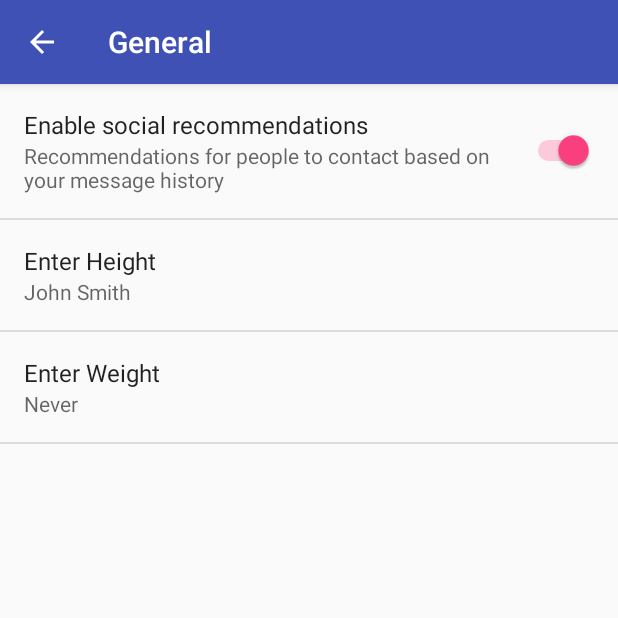
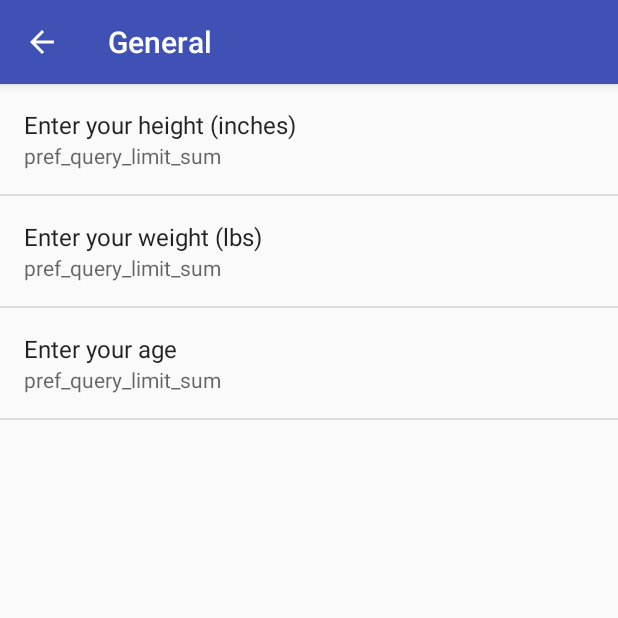
Before and after one commit to NicoleMuzquiz/461L-Project, an Android app: the DefaultSettingsActivity screen opened directly, with no data from a screen before it, after a tap on "General", on a phone screen of 412 x 824 dp, the top half of it. Run offline under Robolectric (Android 15) with nearby library versions, the phone set to English and light mode, and no system bars; 2 statements that could not run were skipped.

Commit message:
Editing Settings Page

```diff
--- a/SwoleMates/app/src/main/res/xml/pref_general.xml
+++ b/SwoleMates/app/src/main/res/xml/pref_general.xml
@@ -1,34 +1,40 @@
 <PreferenceScreen xmlns:android="http://schemas.android.com/apk/res/android">
 
-    <SwitchPreference
+<!--    <SwitchPreference
         android:defaultValue="true"
         android:disableDependentsState="true"
         android:key="example_switch"
         android:summary="@string/pref_description_social_recommendations"
-        android:title="@string/pref_title_social_recommendations" />
+        android:title="@string/pref_title_social_recommendations" />-->
 
     <!-- NOTE: EditTextPreference accepts EditText attributes. -->
     <!-- NOTE: EditTextPreference's summary should be set to its value by the activity code. -->
     <EditTextPreference
-        android:capitalize="words"
-        android:defaultValue="@string/pref_default_display_name"
-        android:inputType="textCapWords"
-        android:key="example_text"
-        android:maxLines="1"
-        android:selectAllOnFocus="true"
-        android:singleLine="true"
-        android:title="Enter Height" />
+        android:defaultValue="70"
+        android:dialogTitle="pref_query_limit"
+        android:inputType="number"
+        android:key="pref_query_limit"
+        android:summary="pref_query_limit_sum"
+        android:title="Enter your height (inches)" />
+
+    <EditTextPreference
+        android:defaultValue="150"
+        android:dialogTitle="pref_query_limit"
+        android:inputType="number"
+        android:key="pref_query_limit"
+        android:summary="pref_query_limit_sum"
+        android:title="Enter your weight (lbs)" />
+
+
+    <EditTextPreference
+        android:defaultValue="20"
+        android:dialogTitle="pref_query_limit"
+        android:inputType="number"
+        android:key="pref_query_limit"
+        android:summary="pref_query_limit_sum"
+        android:title="Enter your age" />
 
     <!-- NOTE: Hide buttons to simplify the UI. Users can touch outside the dialog to
          dismiss it. -->
-    <!-- NOTE: ListPreference's summary should be set to its value by the activity code. -->
-    <ListPreference
-        android:defaultValue="-1"
-        android:entries="@array/pref_example_list_titles"
-        android:entryValues="@array/pref_example_list_values"
-        android:key="example_list"
-        android:negativeButtonText="@null"
-        android:positiveButtonText="@null"
-        android:title="Enter Weight" />
 
 </PreferenceScreen>
--- a/SwoleMates/app/src/main/res/xml/pref_headers.xml
+++ b/SwoleMates/app/src/main/res/xml/pref_headers.xml
@@ -12,9 +12,9 @@
         android:icon="@drawable/ic_notifications_black_24dp"
         android:title="@string/pref_header_notifications" />
 
-    <header
+    <!--<header
         android:fragment="com.example.swolemates.DefaultSettingsActivity$DataSyncPreferenceFragment"
         android:icon="@drawable/ic_sync_black_24dp"
-        android:title="@string/pref_header_data_sync" />
+        android:title="@string/pref_header_data_sync" />-->
 
 </preference-headers>
```
